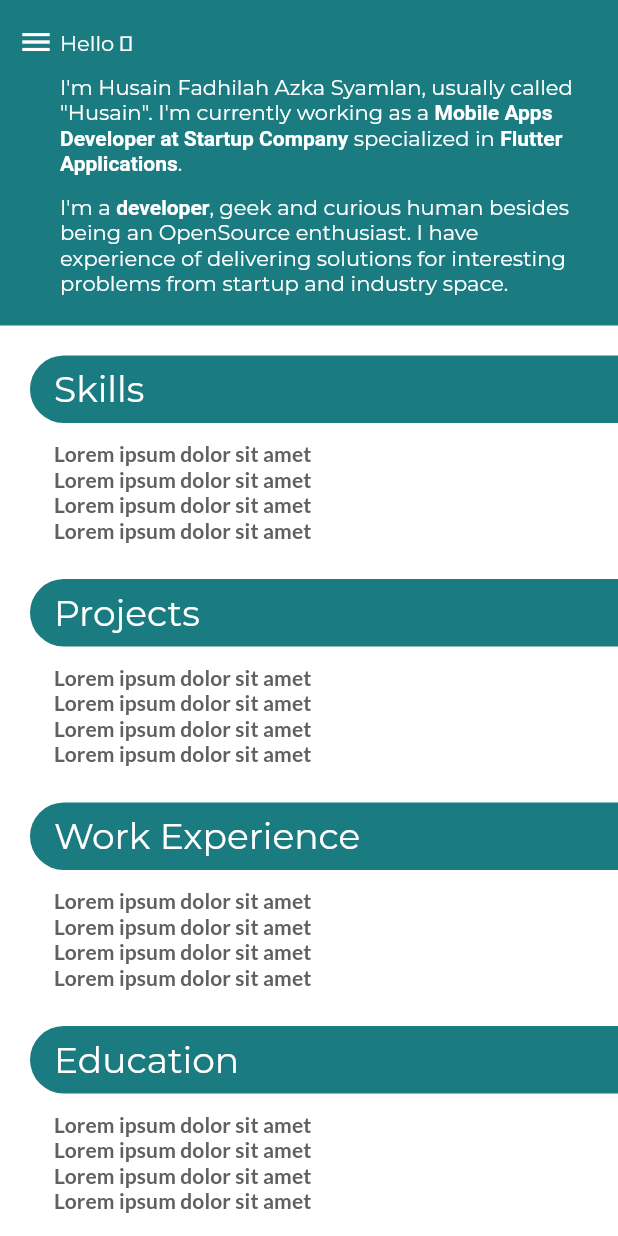
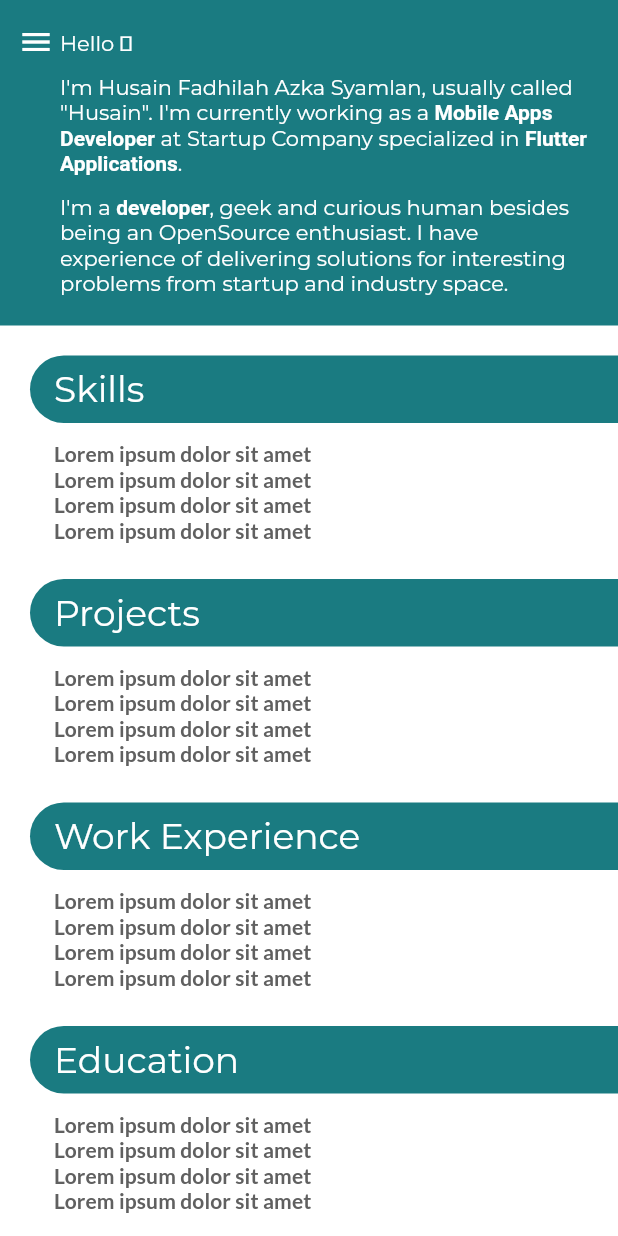
Before and after one commit to husainazkas/portfolio, a Flutter app: the screen it shows after launch, on a phone screen of 412 x 824 dp. Run offline on Flutter 3.47's test engine with Material 2 defaults, Android fonts, the phone set to English and light mode, and no system bars; our stand-ins replace cached_network_image, flutter_bloc, freezed_annotation, go_router, google_fonts.

Commit message:
add header for desktop size

```diff
--- a/lib/presentation/pages/home/home_page.dart
+++ b/lib/presentation/pages/home/home_page.dart
@@ -2,6 +2,7 @@ import 'package:flutter/material.dart';
 import 'package:flutter_bloc/flutter_bloc.dart';
 
 import '../../blocs_cubits/scroll_listener/scroll_listener_cubit.dart';
+import '../../resources/colors.dart';
 import '../../utils/color_utils.dart';
 import 'widgets/section.dart';
 import 'widgets/side_bar.dart';
@@ -10,7 +11,6 @@ class HomePage extends StatefulWidget {
   const HomePage({super.key});
 
   static const _sections = <SideBarMenuItem>[
-    SideBarMenuItem(label: 'About'),
     SideBarMenuItem(label: 'Skills'),
     SideBarMenuItem(label: 'Projects'),
     SideBarMenuItem(label: 'Work Experience'),
@@ -74,7 +74,7 @@ class _HomePageState extends State<HomePage> {
                       controller: _controller,
                       child: Column(
                         children: [
-                          if (isMobileSize) const HomeHeader(),
+                          HomeHeader(isMobileSize),
                           HomeBody(isMobileSize, key: _bodyKey),
                         ],
                       ),
@@ -135,21 +135,44 @@ class _HomePageState extends State<HomePage> {
 }
 
 class HomeHeader extends StatelessWidget {
-  const HomeHeader({super.key});
+  const HomeHeader(this.isMobileSize, {super.key});
+
+  final bool isMobileSize;
+
+  double _rightPadding(double parent) {
+    if (parent >= 1024) return .25 * parent;
+    if (parent >= 700) return .1 * parent;
+    return 36.0;
+  }
 
   @override
   Widget build(BuildContext context) {
+    final theme = Theme.of(context);
+    final width = MediaQuery.of(context).size.width;
+
     return Container(
-      color: sideBarColor(context),
-      padding: const EdgeInsets.fromLTRB(40.0, 20.0, 20.0, 20.0),
+      width: double.infinity,
+      color: isMobileSize ? sideBarColor(context) : headerColor(context),
+      padding: isMobileSize
+          ? const EdgeInsets.fromLTRB(40.0, 20.0, 20.0, 20.0)
+          : EdgeInsets.fromLTRB(36.0, 20.0, _rightPadding(width), 20.0),
       child: DefaultTextStyle.merge(
-        style: TextStyle(color: Theme.of(context).colorScheme.onSurface),
+        style: TextStyle(color: theme.colorScheme.onSurface),
         child: Column(
           crossAxisAlignment: CrossAxisAlignment.start,
-          children: const [
-            Text('Hello \u{01f44b}'),
-            SizedBox(height: 12.0),
-            Text.rich(
+          children: [
+            Text(
+              'Hello \u{01f44b}',
+              style: isMobileSize
+                  ? null
+                  : theme.textTheme.headline4?.copyWith(
+                      fontFamily: theme.textTheme.subtitle2?.fontFamily,
+                      fontWeight: FontWeight.w700,
+                      color: ColorPalette.darkPrimaryColor,
+                    ),
+            ),
+            SizedBox(height: isMobileSize ? 12.0 : 20.0),
+            const Text.rich(
               TextSpan(
                 children: [
                   TextSpan(
@@ -157,12 +180,12 @@ class HomeHeader extends StatelessWidget {
                         'I\'m Husain Fadhilah Azka Syamlan, usually called "Husain". I\'m currently working as a ',
                   ),
                   TextSpan(
-                    text: 'Mobile Apps Developer at Startup Company',
+                    text: 'Mobile Apps Developer',
                     style: TextStyle(
                       fontWeight: FontWeight.w700,
                     ),
                   ),
-                  TextSpan(text: ' specialized in '),
+                  TextSpan(text: ' at Startup Company specialized in '),
                   TextSpan(
                     text: 'Flutter Applications',
                     style: TextStyle(
@@ -173,8 +196,8 @@ class HomeHeader extends StatelessWidget {
                 ],
               ),
             ),
-            SizedBox(height: 12.0),
-            Text.rich(
+            SizedBox(height: isMobileSize ? 12.0 : 20.0),
+            const Text.rich(
               TextSpan(
                 children: [
                   TextSpan(text: 'I\'m a '),
@@ -205,7 +228,6 @@ class HomeBody extends StatelessWidget {
 
   @override
   Widget build(BuildContext context) {
-    final theme = Theme.of(context);
     return Padding(
       padding: EdgeInsets.only(
         top: isMobileSize ? 20.0 : 38.0,
@@ -213,27 +235,14 @@ class HomeBody extends StatelessWidget {
       ),
       child: Column(
         children: HomePage._sections
-            .sublist(isMobileSize ? 1 : 0)
             .map((e) => Section(
                   title: e.label,
-                  children: [
-                    Text(
-                      'Lorem ipsum dolor sit amet',
-                      style: theme.textTheme.subtitle2,
-                    ),
-                    Text(
-                      'Lorem ipsum dolor sit amet',
-                      style: theme.textTheme.subtitle2,
-                    ),
-                    Text(
-                      'Lorem ipsum dolor sit amet',
-                      style: theme.textTheme.subtitle2,
-                    ),
-                    Text(
-                      'Lorem ipsum dolor sit amet',
-                      style: theme.textTheme.subtitle2,
-                    ),
-                    const SizedBox(height: 24.0),
+                  children: const [
+                    Text('Lorem ipsum dolor sit amet'),
+                    Text('Lorem ipsum dolor sit amet'),
+                    Text('Lorem ipsum dolor sit amet'),
+                    Text('Lorem ipsum dolor sit amet'),
+                    SizedBox(height: 24.0),
                   ],
                 ))
             .toList(),
--- a/lib/presentation/utils/color_utils.dart
+++ b/lib/presentation/utils/color_utils.dart
@@ -2,9 +2,20 @@ import 'package:flutter/material.dart';
 
 Color sideBarColor(BuildContext context) {
   final theme = Theme.of(context);
-  final isDark = theme.brightness == Brightness.dark;
 
-  return isDark
+  return theme.isDarkMode
       ? theme.colorScheme.primaryContainer
       : theme.colorScheme.surface;
 }
+
+Color headerColor(BuildContext context) {
+  final theme = Theme.of(context);
+
+  return theme.isDarkMode
+      ? theme.colorScheme.surface
+      : theme.colorScheme.primary;
+}
+
+extension ThemeExtension on ThemeData {
+  bool get isDarkMode => brightness == Brightness.dark;
+}
```
